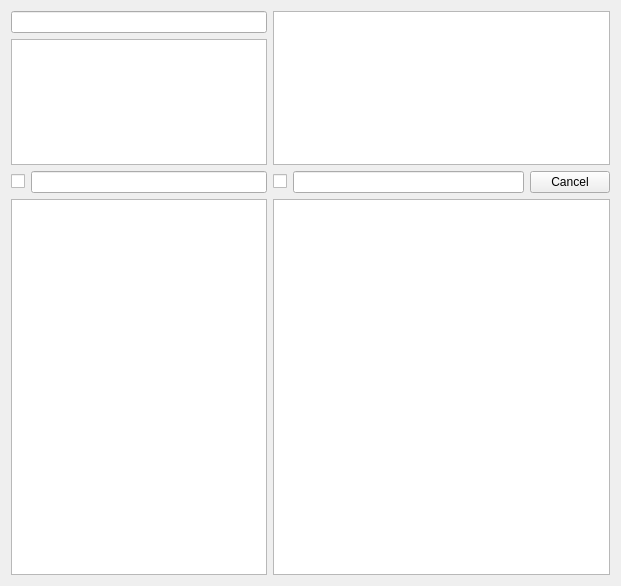
Qt form test_chb_filt_model/testchbfiltmainwindow.ui (aralex/qtzoo) before a commit.
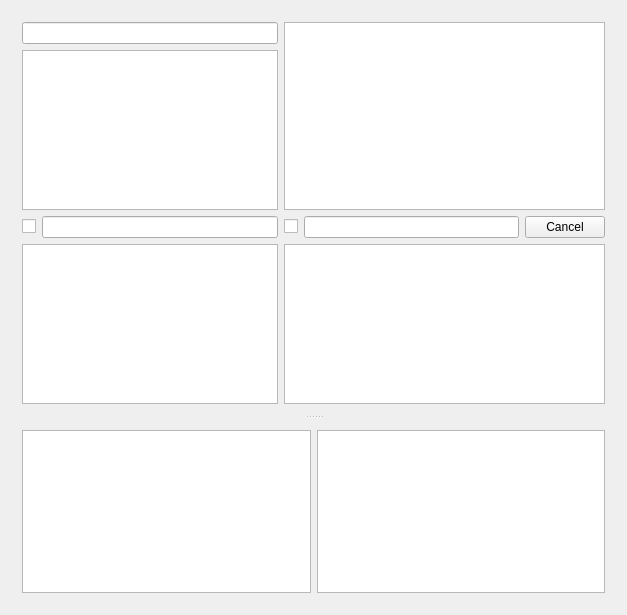
The same form after that commit.

Patch:
```diff
--- a/test_chb_filt_model/testchbfiltmainwindow.ui
+++ b/test_chb_filt_model/testchbfiltmainwindow.ui
@@ -6,15 +6,22 @@
    <rect>
     <x>0</x>
     <y>0</y>
-    <width>621</width>
-    <height>586</height>
+    <width>627</width>
+    <height>615</height>
    </rect>
   </property>
   <property name="windowTitle">
    <string>TestChBFiltMainWindow</string>
   </property>
   <widget class="QWidget" name="centralWidget">
-   <layout class="QGridLayout" name="gridLayout" rowstretch="1,1,1,3">
+   <layout class="QVBoxLayout" name="verticalLayout">
+    <item>
+     <widget class="QSplitter" name="splitter">
+      <property name="orientation">
+       <enum>Qt::Vertical</enum>
+      </property>
+      <widget class="QWidget" name="layoutWidget">
+       <layout class="QGridLayout" name="gridLayout">
     <item row="0" column="0" colspan="2">
      <widget class="QLineEdit" name="lePatternDiets"/>
     </item>
@@ -95,6 +102,20 @@
       <property name="alternatingRowColors">
        <bool>true</bool>
       </property>
+         </widget>
+        </item>
+       </layout>
+      </widget>
+      <widget class="QWidget" name="">
+       <layout class="QHBoxLayout" name="horizontalLayout">
+        <item>
+         <widget class="QTableView" name="tvSpy1"/>
+        </item>
+        <item>
+         <widget class="QTableView" name="tvSpy2"/>
+        </item>
+       </layout>
+      </widget>
      </widget>
     </item>
    </layout>
```
Lines whose indentation alone changed are shown as unchanged.
